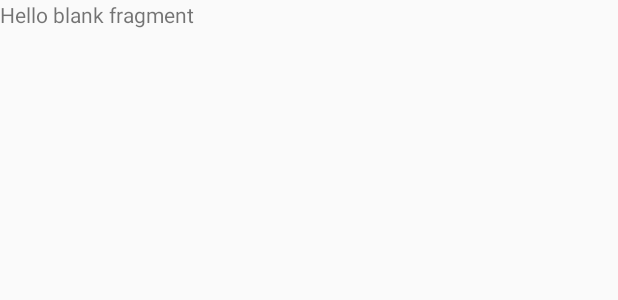
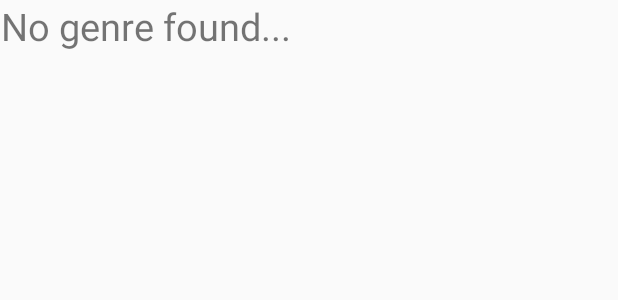
Before and after one commit to rahmann5/TutorialLibraryAndroid, an Android app: the layout fragment_category.xml on its own in the app's theme, with its tools: preview values and no code run, on a phone screen of 412 x 824 dp. Shown: the top 300 px of the screen. Run offline under Robolectric (Android 15) with nearby library versions, the phone set to English and light mode, and no system bars.

Commit message:
Added recyclerview

```diff
--- a/app/build.gradle
+++ b/app/build.gradle
@@ -26,16 +26,15 @@ android {
 }
 
 dependencies {
-    compile fileTree(dir: 'libs', include: ['*.jar'])
+    compile fileTree(include: ['*.jar'], dir: 'libs')
     androidTestCompile('com.android.support.test.espresso:espresso-core:2.2.2', {
         exclude group: 'com.android.support', module: 'support-annotations'
     })
-
-
     compile 'com.android.support:appcompat-v7:26.+'
     compile 'com.android.support.constraint:constraint-layout:1.0.2'
     compile 'com.github.yalantis:Side-Menu.Android:1.0.1'
     compile 'com.github.ozodrukh:CircularReveal:1.0.4'
     compile 'com.android.support:support-v4:26.+'
     testCompile 'junit:junit:4.12'
+    compile 'com.android.support:recyclerview-v7:26.0.0-alpha1'
 }
--- a/app/src/main/java/com/example/naziur/tutoriallibraryandroid/fragment/CategoryFragment.java
+++ b/app/src/main/java/com/example/naziur/tutoriallibraryandroid/fragment/CategoryFragment.java
@@ -7,6 +7,7 @@ import android.support.v4.app.Fragment;
 import android.view.LayoutInflater;
 import android.view.View;
 import android.view.ViewGroup;
+
 
 import com.example.naziur.tutoriallibraryandroid.R;
 
@@ -31,7 +32,6 @@ public class CategoryFragment extends MainFragment {
     @Override
     public View onCreateView(LayoutInflater inflater, ViewGroup container,
                              Bundle savedInstanceState) {
-        // Inflate the layout for this fragment
         return inflater.inflate(R.layout.fragment_category, container, false);
     }
 
--- a/app/src/main/res/layout/fragment_category.xml
+++ b/app/src/main/res/layout/fragment_category.xml
@@ -1,13 +1,27 @@
-<FrameLayout xmlns:android="http://schemas.android.com/apk/res/android"
-    xmlns:tools="http://schemas.android.com/tools"
+<RelativeLayout
+    xmlns:android="http://schemas.android.com/apk/res/android"
+    xmlns:app="http://schemas.android.com/apk/res-auto"
+    app:layout_behavior="@string/appbar_scrolling_view_behavior"
     android:layout_width="match_parent"
-    android:layout_height="match_parent"
-    tools:context="com.example.naziur.tutoriallibraryandroid.fragment.CategoryFragment">
+    android:layout_height="match_parent">
 
-    <!-- TODO: Update blank fragment layout -->
-    <TextView
+    <android.support.v7.widget.RecyclerView
+        android:id="@+id/recycler_invite_member"
+        app:layout_behavior="@string/appbar_scrolling_view_behavior"
         android:layout_width="match_parent"
         android:layout_height="match_parent"
-        android:text="@string/hello_blank_fragment" />
+        android:scrollbars="vertical"
+        android:layout_alignParentTop="true"
+        android:layout_alignParentStart="true">
 
-</FrameLayout>
+    </android.support.v7.widget.RecyclerView>
+
+    <TextView
+        android:layout_width="wrap_content"
+        android:layout_height="wrap_content"
+        android:layout_gravity="center_horizontal"
+        android:text="No genre found..."
+        android:textAlignment="center"
+        android:textSize="25sp" />
+
+</RelativeLayout>
```
Also changed, not shown: app/src/main/java/com/example/naziur/tutoriallibraryandroid/MainActivity.java (+3 -8 lines), app/src/main/java/com/example/naziur/tutoriallibraryandroid/fragment/HomeFragment.java (renamed from app/src/main/java/com/example/naziur/tutoriallibraryandroid/fragment/ContentFragment.java, +4 -9 lines).
